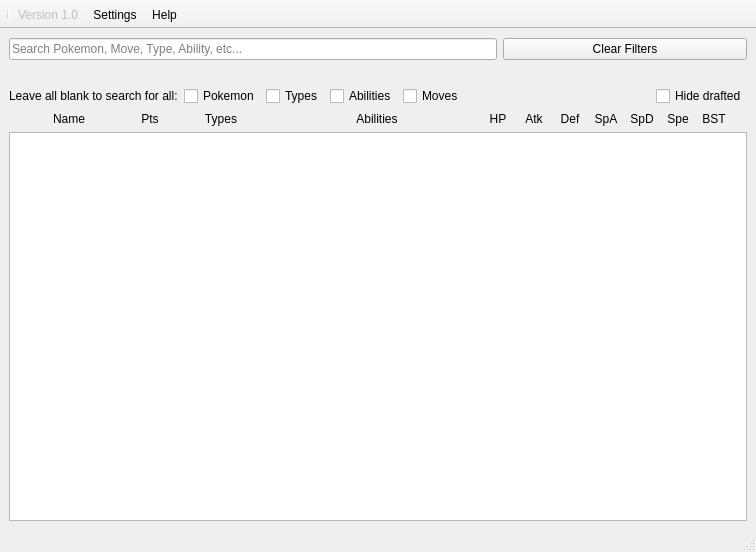
First picture: the form in assets/ui/main.ui, repository elliottsneath/Pokemon-Searcher, before the edit.
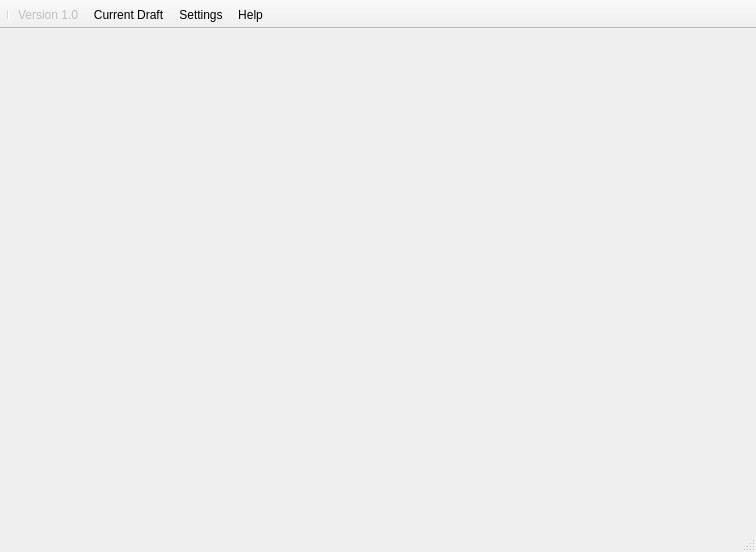
Second picture: the form after the edit. The open tabs and pages were chosen to show the change. Custom widgets are drawn as their Qt base class.

Patch:
```diff
--- a/assets/ui/main.ui
+++ b/assets/ui/main.ui
@@ -503,6 +503,7 @@
         </item>
        </layout>
       </widget>
+      <widget class="QWidget" name="currentDraft"/>
      </widget>
     </item>
    </layout>
@@ -522,6 +523,7 @@
    </attribute>
    <addaction name="separator"/>
    <addaction name="actionVersion"/>
+   <addaction name="actionCurrentDraft"/>
    <addaction name="actionSettings"/>
    <addaction name="actionHelp"/>
   </widget>
@@ -553,6 +555,14 @@
     <enum>QAction::MenuRole::ApplicationSpecificRole</enum>
    </property>
   </action>
+  <action name="actionCurrentDraft">
+   <property name="text">
+    <string>Current Draft</string>
+   </property>
+   <property name="menuRole">
+    <enum>QAction::MenuRole::ApplicationSpecificRole</enum>
+   </property>
+  </action>
  </widget>
  <customwidgets>
   <customwidget>
```
